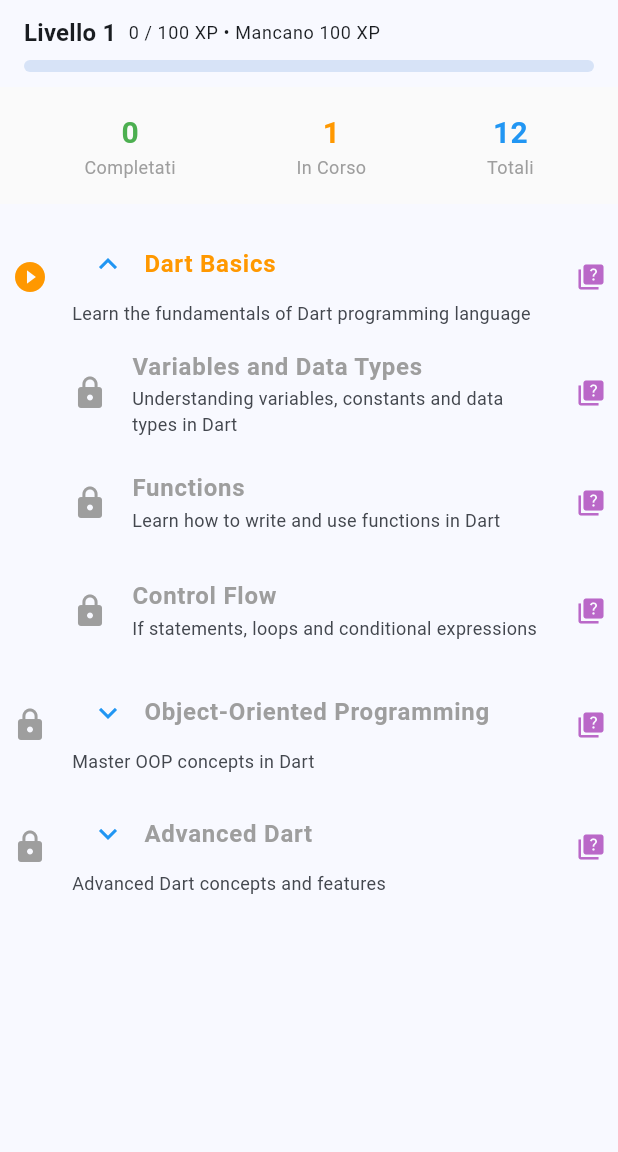
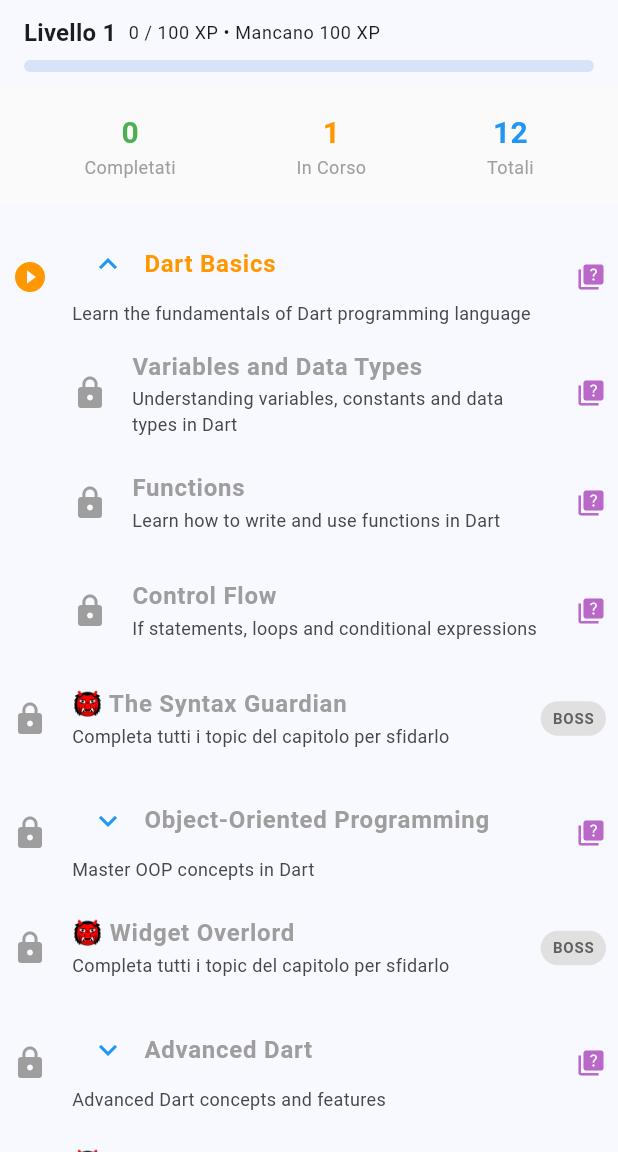
Before and after one commit to Ago95Dev/slay_the_roadmap, a Flutter app: the screen it shows after launch, after a tap on "🗺️ INIZIA IL PERCORSO", on a phone screen of 412 x 824 dp, the part 84-1236 px from its top. Run offline on Flutter 3.47's test engine with Material 3 defaults, Android fonts, the phone set to English and light mode, and no system bars; our stand-ins replace equatable, shared_preferences.

Commit message:
[Fase 1/F4-campagna] Boss come finali di capitolo nella roadmap
Contesto: US-04 vuole il boss come finale di capitolo in campagna, ma i boss vivevano in una voce Home separata con chapterId orfani (flutter_widgets inesistente).
Cosa implementa: bossId/bossName sui capitoli + requiredBossId tra capitoli, nodo boss a fine capitolo (locked fino a capitolo completo, verde se sconfitto), gate capitoli su vittoria boss con reevaluate al rientro, chapterId riallineati, via voce BOSS FIGHT e schermata lista, wiring isBossDefeated in main.
Verifica: flutter analyze 0 error, suite per-file tutta verde (campaign 9 + resto 92), flutter build linux ok.
Prossimo: Fase 3 F8 (GamiDOC finale, Evaluation, README, video, sprint).

```diff
--- a/lib/data/repositories/boss_repository.dart
+++ b/lib/data/repositories/boss_repository.dart
@@ -30,7 +30,7 @@ class BossRepository {
   // Mock data
   static final List<BossFight> _mockBosses = [
     BossFight(
-      id: 'boss_dart_basics',
+      id: 'syntax_guardian',
       chapterId: 'dart_basics',
       name: 'The Syntax Guardian',
       maxHp: 150,
@@ -98,8 +98,8 @@ class BossRepository {
       ],
     ),
     BossFight(
-      id: 'boss_flutter_widgets',
-      chapterId: 'flutter_widgets',
+      id: 'widget_overlord',
+      chapterId: 'oop_dart',
       name: 'Widget Overlord',
       maxHp: 200,
       currentHp: 200,
@@ -135,7 +135,7 @@ class BossRepository {
       adaptiveQuizzes: [
         Quiz(
           id: 'quiz_boss_flutter_1',
-          topicId: 'flutter_widgets',
+          topicId: 'oop_dart',
           questions: [
             const Question(
               text: 'Which widget is stateful?',
@@ -160,8 +160,8 @@ class BossRepository {
       ],
     ),
     BossFight(
-      id: 'boss_async_dart',
-      chapterId: 'async_programming',
+      id: 'async_demon',
+      chapterId: 'advanced_dart',
       name: 'Async Demon',
       maxHp: 250,
       currentHp: 250,
--- a/lib/data/repositories/roadmap_repository.dart
+++ b/lib/data/repositories/roadmap_repository.dart
@@ -21,6 +21,8 @@ class LocalRoadmapRepository implements RoadmapRepository {
       status: TopicStatus.inProgress,
       isExpanded: true,
       quizId: 'quiz_dart_basics',
+      bossId: 'syntax_guardian',
+      bossName: 'The Syntax Guardian',
       subtopics: [
         Topic(
           id: 'variables',
@@ -58,6 +60,9 @@ class LocalRoadmapRepository implements RoadmapRepository {
       isOptional: false,
       status: TopicStatus.locked,
       prerequisites: ['dart_basics'],
+      requiredBossId: 'syntax_guardian',
+      bossId: 'widget_overlord',
+      bossName: 'Widget Overlord',
       quizId: 'quiz_oop',
       subtopics: [
         Topic(
@@ -96,6 +101,9 @@ class LocalRoadmapRepository implements RoadmapRepository {
       isOptional: false,
       status: TopicStatus.locked,
       prerequisites: ['oop_dart'],
+      requiredBossId: 'widget_overlord',
+      bossId: 'async_demon',
+      bossName: 'Async Demon',
       quizId: 'quiz_advanced_dart',
       subtopics: [
         Topic(
--- a/lib/domain/models/topic.dart
+++ b/lib/domain/models/topic.dart
@@ -15,6 +15,16 @@ class Topic extends Equatable {
   final String? quizId;
   final TopicDetail? detail;
 
+  /// Boss finale di capitolo (campagna US-04): solo sui capitoli root.
+  /// `bossId` referenzia il boss in [BossRepository], `bossName` è il
+  /// nome mostrato nel nodo boss a fine capitolo.
+  final String? bossId;
+  final String? bossName;
+
+  /// Boss che deve essere sconfitto prima di sbloccare questo topic
+  /// (gate di campagna: il capitolo dopo si apre solo dopo la vittoria).
+  final String? requiredBossId;
+
   const Topic({
     required this.id,
     required this.title,
@@ -26,6 +36,9 @@ class Topic extends Equatable {
     this.prerequisites = const [],
     this.quizId,
     this.detail,
+    this.bossId,
+    this.bossName,
+    this.requiredBossId,
   });
 
   Topic copyWith({
@@ -39,6 +52,9 @@ class Topic extends Equatable {
     List<String>? prerequisites,
     String? quizId,
     TopicDetail? detail,
+    String? bossId,
+    String? bossName,
+    String? requiredBossId,
   }) {
     return Topic(
       id: id ?? this.id,
@@ -51,6 +67,9 @@ class Topic extends Equatable {
       prerequisites: prerequisites ?? this.prerequisites,
       quizId: quizId ?? this.quizId,
       detail: detail ?? this.detail,
+      bossId: bossId ?? this.bossId,
+      bossName: bossName ?? this.bossName,
+      requiredBossId: requiredBossId ?? this.requiredBossId,
     );
   }
 
@@ -58,6 +77,23 @@ class Topic extends Equatable {
   bool get isCompleted => status == TopicStatus.completed;
   bool get isLocked => status == TopicStatus.locked;
   bool get hasDetail => detail != null;
+
+  /// True se il capitolo (root + sotto-topic non opzionali) è interamente
+  /// completato: il boss finale diventa sfidabile.
+  bool get isChapterComplete {
+    if (!isCompleted) return false;
+    return _allRequiredSubtopicsCompleted(subtopics);
+  }
+
+  static bool _allRequiredSubtopicsCompleted(List<Topic> topics) {
+    for (final t in topics) {
+      // I topic opzionali (e i loro sotto-alberi) non bloccano il boss.
+      if (t.isOptional) continue;
+      if (!t.isCompleted) return false;
+      if (!_allRequiredSubtopicsCompleted(t.subtopics)) return false;
+    }
+    return true;
+  }
 
   @override
   List<Object?> get props => [
@@ -71,5 +107,8 @@ class Topic extends Equatable {
     prerequisites,
     quizId,
     detail,
+    bossId,
+    bossName,
+    requiredBossId,
   ];
 }
--- a/lib/main.dart
+++ b/lib/main.dart
@@ -53,7 +53,11 @@ Future<void> main() async {
     engine: engine,
     hubPlayerId: hubPlayerId,
   );
-  final roadmapViewModel = RoadmapViewModel(LocalRoadmapRepository());
+  final roadmapViewModel = RoadmapViewModel(
+    LocalRoadmapRepository(),
+    // Campagna US-04: il gate `requiredBossId` legge le vittorie reali.
+    isBossDefeated: playerViewModel.isBossDefeated,
+  );
   await roadmapViewModel.loadRoadmap();
   if (savedProgress != null) {
     roadmapViewModel.applyCompletedTopics(savedProgress.completedTopicIds);
--- a/lib/ui/screens/home_screen.dart
+++ b/lib/ui/screens/home_screen.dart
@@ -5,7 +5,6 @@ import '../view_models/roadmap_view_model.dart';
 import '../animations/dungeon_motion.dart';
 import '../widgets/player_hud.dart';
 import 'roadmap_screen.dart';
-import 'boss_fight_screen.dart';
 import 'settings_screen.dart';
 
 /// Home (F5, US-05): CONTINUA solo se esiste un save con progressi,
@@ -124,23 +123,6 @@ class HomeScreen extends StatelessWidget {
           Icons.map,
           [Colors.blue, Colors.lightBlue],
           () => _startNewRun(context, hasProgress),
-          cardWidth,
-        ),
-        const SizedBox(height: 16),
-        _buildMenuCard(
-          context,
-          '⚔️ BOSS FIGHT',
-          'Test your skills in epic coding battles against bosses',
-          Icons.sports_martial_arts,
-          [Colors.red, Colors.orange],
-          () {
-            Navigator.push(
-              context,
-              DungeonPageRoute(
-                builder: (context) => const BossFightScreen(),
-              ),
-            );
-          },
           cardWidth,
         ),
         const SizedBox(height: 16),
--- a/lib/ui/screens/roadmap_screen.dart
+++ b/lib/ui/screens/roadmap_screen.dart
@@ -1,11 +1,14 @@
 import 'package:flutter/material.dart';
 import 'package:provider/provider.dart';
+import '../../data/repositories/boss_repository.dart';
 import '../../domain/models/topic.dart';
+import '../view_models/boss_fight_view_model.dart';
 import '../view_models/player_view_model.dart';
 import '../view_models/roadmap_view_model.dart';
 import '../animations/dungeon_motion.dart';
 import '../widgets/player_hud.dart';
 import '../widgets/roadmap/roadmap_tree.dart';
+import 'boss_fight_active_screen.dart';
 import 'topic_detail_screen.dart';
 
 class RoadmapScreen extends StatefulWidget {
@@ -63,6 +66,67 @@ class _RoadmapScreenState extends State<RoadmapScreen> {
         ),
       ),
     );
+  }
+
+  /// Tap sul nodo boss a fine capitolo (campagna US-04): locked finché
+  /// il capitolo non è interamente completato, altrimenti apre
+  /// `BossFightActiveScreen` diretto (stesso setup del push da lista).
+  /// Al rientro ricalcola gli unlock (la vittoria apre il capitolo dopo).
+  void _onBossTap(String bossId, String chapterId) {
+    final roadmapVm = context.read<RoadmapViewModel>();
+    final chapter = _findTopic(roadmapVm.topics, chapterId);
+    if (chapter?.bossId == null) return;
+
+    if (chapter != null && !chapter.isChapterComplete) {
+      if (!mounted) return;
+      ScaffoldMessenger.of(context).showSnackBar(
+        const SnackBar(
+          content: Text(
+            'Completa tutti i topic del capitolo per sfidare il boss',
+          ),
+        ),
+      );
+      return;
+    }
+
+    final playerVm = Provider.of<PlayerViewModel?>(context, listen: false);
+    if (playerVm != null && !playerVm.canEnterBoss) {
+      if (!mounted) return;
+      ScaffoldMessenger.of(context).showSnackBar(
+        const SnackBar(
+          content: Text('Supera un quiz per recuperare una vita'),
+        ),
+      );
+      return;
+    }
+
+    Navigator.push(
+      context,
+      DungeonPageRoute(
+        builder: (context) => ChangeNotifierProvider(
+          create: (context) => BossFightViewModel(BossRepository()),
+          child: BossFightActiveScreen(
+            bossId: bossId,
+            chapterCompleted: true,
+          ),
+        ),
+      ),
+    ).then((_) {
+      if (!mounted) return;
+      context.read<RoadmapViewModel>().reevaluateUnlocks();
+    });
+  }
+
+  /// `PlayerViewModel.isBossDefeated` se registrato (in app da `main.dart`),
+  /// null nei vecchi test con solo `RoadmapViewModel`.
+  bool Function(String)? _bossDefeatedLookup() {
+    try {
+      final playerVm =
+          Provider.of<PlayerViewModel?>(context, listen: false);
+      return playerVm?.isBossDefeated;
+    } catch (_) {
+      return null;
+    }
   }
 
   Topic? _findTopic(List<Topic> topics, String topicId) {
@@ -234,6 +298,8 @@ class _RoadmapScreenState extends State<RoadmapScreen> {
                       onTopicExpand: (topicId) {
                         viewModel.toggleTopicExpansion(topicId);
                       },
+                      isBossDefeated: _bossDefeatedLookup(),
+                      onBossTap: _onBossTap,
                     ),
                   ),
                 ),
--- a/lib/ui/screens/screens.dart
+++ b/lib/ui/screens/screens.dart
@@ -1,7 +1,6 @@
 export 'home_screen.dart';
 export 'settings_screen.dart';
 export 'roadmap_selection_screen.dart';
-export 'boss_fight_screen.dart';
 export 'boss_fight_active_screen.dart';
 export 'roadmap_screen.dart';
 export 'quiz_screen.dart';
--- a/lib/ui/view_models/roadmap_view_model.dart
+++ b/lib/ui/view_models/roadmap_view_model.dart
@@ -4,11 +4,21 @@ import '../../data/repositories/roadmap_repository.dart';
 
 class RoadmapViewModel with ChangeNotifier {
   final RoadmapRepository _repository;
+
+  /// Campagna US-04: true se il boss [bossId] è stato sconfitto.
+  /// Opzionale (default: sempre false) così i vecchi test senza
+  /// PlayerViewModel restano invariati. Cablata in `main.dart` da
+  /// `PlayerViewModel.isBossDefeated`.
+  final bool Function(String bossId) isBossDefeated;
+
   List<Topic> _topics = [];
   bool _isLoading = false;
   String? _error;
 
-  RoadmapViewModel(this._repository);
+  RoadmapViewModel(
+    this._repository, {
+    bool Function(String bossId)? isBossDefeated,
+  }) : isBossDefeated = isBossDefeated ?? ((_) => false);
 
   List<Topic> get topics => _topics;
   bool get isLoading => _isLoading;
@@ -71,18 +81,40 @@ class RoadmapViewModel with ChangeNotifier {
   /// repository, i cui dati seed non vengono mai mutati dal ViewModel.
   Future<void> resetToInitial() => loadRoadmap();
 
+  /// Ricalcola gli unlock su tutti i topic locked (gate di campagna):
+  /// chiamato al rientro dalla vittoria contro un boss, quando i
+  /// `requiredBossId` possono essersi sbloccati senza nuove completion.
+  void reevaluateUnlocks() {
+    var changed = false;
+    _topics = _updateTopicsRecursive(_topics, (topic) {
+      if (topic.status == TopicStatus.locked && _unlockConditionsMet(topic)) {
+        changed = true;
+        return topic.copyWith(status: TopicStatus.inProgress);
+      }
+      return topic;
+    });
+    if (changed) notifyListeners();
+  }
+
+  /// True se il topic locked può aprirsi: prerequisiti completati +
+  /// eventuale boss richiesto sconfitto.
+  bool _unlockConditionsMet(Topic topic) {
+    final allPrerequisitesMet = topic.prerequisites.every((prereqId) {
+      final prereq = _findTopic(prereqId);
+      return prereq?.isCompleted ?? false;
+    });
+    if (!allPrerequisitesMet) return false;
+    final requiredBoss = topic.requiredBossId;
+    if (requiredBoss != null && !isBossDefeated(requiredBoss)) return false;
+    return true;
+  }
+
   void _unlockDependentTopics(String completedTopicId) {
     _topics = _updateTopicsRecursive(_topics, (topic) {
       if (topic.prerequisites.contains(completedTopicId) &&
-          topic.status == TopicStatus.locked) {
-        final allPrerequisitesMet = topic.prerequisites.every((prereqId) {
-          final prereq = _findTopic(prereqId);
-          return prereq?.isCompleted ?? false;
-        });
-
-        if (allPrerequisitesMet) {
-          return topic.copyWith(status: TopicStatus.inProgress);
-        }
+          topic.status == TopicStatus.locked &&
+          _unlockConditionsMet(topic)) {
+        return topic.copyWith(status: TopicStatus.inProgress);
       }
       return topic;
     });
--- /dev/null
+++ b/lib/ui/widgets/roadmap/boss_tile.dart
@@ -0,0 +1,107 @@
+import 'package:flutter/material.dart';
+import '../../../domain/models/topic.dart';
+import '../../animations/dungeon_motion.dart';
+
+/// Nodo boss a fine capitolo (campagna US-04): stile coerente coi
+/// [TopicTile] (stesso ListTile + margine di livello), icona boss e
+/// lucentezza rossa quando sfidabile, lucchetto grigio quando il capitolo
+/// non è ancora interamente completato.
+class BossTile extends StatelessWidget {
+  final Topic chapter;
+  final int level;
+  final bool isUnlocked;
+  final bool isDefeated;
+  final void Function(String bossId, String chapterId) onTap;
+
+  const BossTile({
+    super.key,
+    required this.chapter,
+    required this.level,
+    required this.isUnlocked,
+    required this.isDefeated,
+    required this.onTap,
+  });
+
+  @override
+  Widget build(BuildContext context) {
+    final bossName = chapter.bossName ?? 'Boss';
+    // Lo sfondo vive sul Material (non su un DecoratedBox intermedio)
+    // così gli ink splash del ListTile restano visibili.
+    return PressableScale(
+      child: Padding(
+        padding: EdgeInsets.only(left: level * 20.0),
+        child: Material(
+          color: isUnlocked
+              ? Colors.red.withValues(alpha: 0.08)
+              : Colors.transparent,
+          shape: isUnlocked
+              ? RoundedRectangleBorder(
+                  borderRadius: BorderRadius.circular(12),
+                  side: BorderSide(
+                    color: Colors.red.withValues(alpha: 0.4),
+                  ),
+                )
+              : RoundedRectangleBorder(
+                  borderRadius: BorderRadius.circular(12),
+                ),
+          child: ListTile(
+            key: Key('boss_tile_${chapter.bossId}'),
+            leading: Icon(
+              isDefeated
+                  ? Icons.check_circle
+                  : isUnlocked
+                      ? Icons.sports_martial_arts
+                      : Icons.lock,
+              color: isDefeated
+                  ? Colors.green
+                  : isUnlocked
+                      ? Colors.red
+                      : Colors.grey,
+              size: 24,
+            ),
+            title: Text(
+              '👹 $bossName',
+              style: TextStyle(
+                fontWeight: FontWeight.w600,
+                color: isUnlocked ? Colors.red[800] : Colors.grey,
+                fontSize: 16,
+              ),
+            ),
+            subtitle: Text(
+              isDefeated
+                  ? 'Sconfitto! Capitolo completato'
+                  : isUnlocked
+                      ? 'Boss finale — sconfiggilo per aprire il capitolo dopo'
+                      : 'Completa tutti i topic del capitolo per sfidarlo',
+              style: const TextStyle(fontSize: 12),
+              maxLines: 2,
+              overflow: TextOverflow.ellipsis,
+            ),
+            trailing: isDefeated
+                ? null
+                : Container(
+                    padding: const EdgeInsets.symmetric(
+                      horizontal: 8,
+                      vertical: 4,
+                    ),
+                    decoration: BoxDecoration(
+                      color: isUnlocked ? Colors.red : Colors.grey[300],
+                      borderRadius: BorderRadius.circular(12),
+                    ),
+                    child: Text(
+                      'BOSS',
+                      style: TextStyle(
+                        color: isUnlocked ? Colors.white : Colors.grey[700],
+                        fontSize: 10,
+                        fontWeight: FontWeight.bold,
+                      ),
+                    ),
+                  ),
+            onTap: () => onTap(chapter.bossId!, chapter.id),
+            contentPadding: const EdgeInsets.symmetric(horizontal: 8.0),
+          ),
+        ),
+      ),
+    );
+  }
+}
--- a/lib/ui/widgets/roadmap/roadmap_tree.dart
+++ b/lib/ui/widgets/roadmap/roadmap_tree.dart
@@ -1,5 +1,6 @@
 import 'package:flutter/material.dart';
 import '../../../domain/models/topic.dart';
+import 'boss_tile.dart';
 import 'topic_tile.dart'; // Import necessario
 
 class RoadmapTree extends StatelessWidget {
@@ -8,12 +9,22 @@ class RoadmapTree extends StatelessWidget {
   final Function(String) onTopicExpand;
   final int level;
 
+  /// Campagna US-04: true se il boss [bossId] è sconfitto (per il badge
+  /// "Sconfitto" sul nodo boss). Se null, nessun boss risulta sconfitto.
+  final bool Function(String bossId)? isBossDefeated;
+
+  /// Tap sul nodo boss (solo capitoli root con `bossId`): la schermata
+  /// chiamante apre `BossFightActiveScreen` diretto.
+  final void Function(String bossId, String chapterId)? onBossTap;
+
   const RoadmapTree({
     super.key,
     required this.topics,
     required this.onTopicTap,
     required this.onTopicExpand,
     this.level = 0,
+    this.isBossDefeated,
+    this.onBossTap,
   });
 
   @override
@@ -22,13 +33,26 @@ class RoadmapTree extends StatelessWidget {
       mainAxisSize: MainAxisSize.min,
       crossAxisAlignment: CrossAxisAlignment.start,
       children: [
-        for (final topic in topics)
+        for (final topic in topics) ...[
           TopicTile(
             topic: topic,
             level: level,
             onTap: onTopicTap,
             onExpand: onTopicExpand,
           ),
+          // Nodo boss a fine capitolo: solo root con bossId, sbloccato
+          // quando TUTTI i topic (non opzionali) del capitolo sono
+          // completed. Niente tap handler → niente nodo (vecchi test ok).
+          if (level == 0 && topic.bossId != null && onBossTap != null)
+            BossTile(
+              chapter: topic,
+              level: level,
+              isUnlocked: topic.isChapterComplete,
+              isDefeated:
+                  isBossDefeated?.call(topic.bossId!) ?? false,
+              onTap: onBossTap!,
+            ),
+        ],
       ],
     );
   }
```
Also changed, not shown: lib/ui/screens/boss_fight_screen.dart (deleted, +0 -154 lines), 3 other files.
